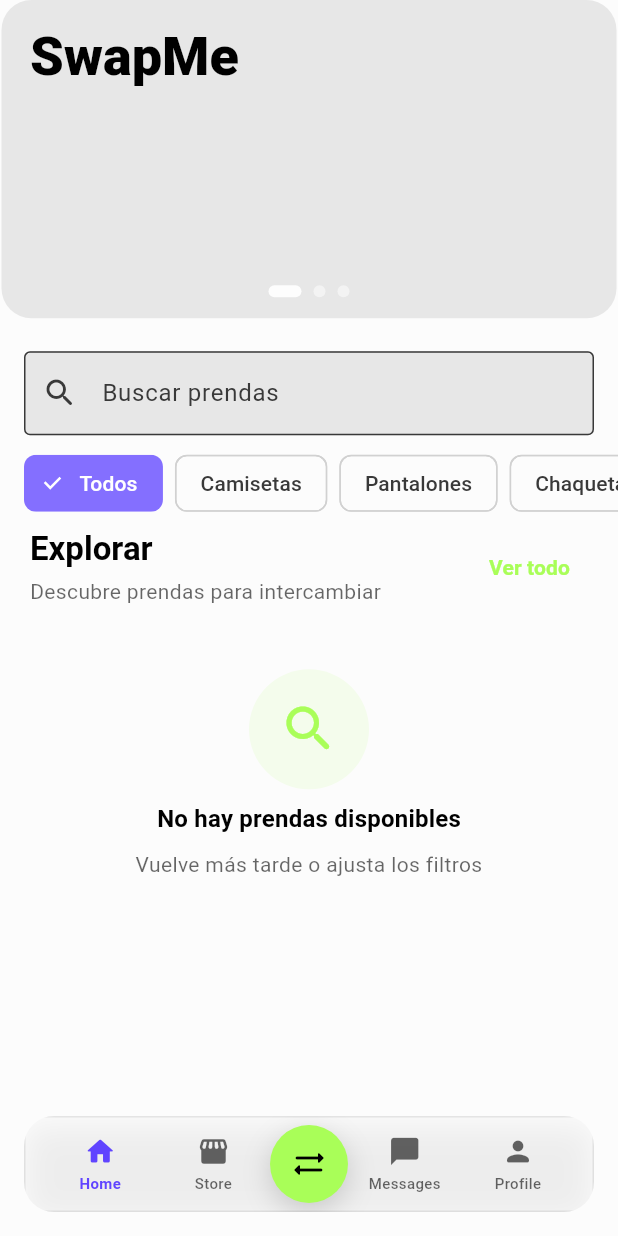
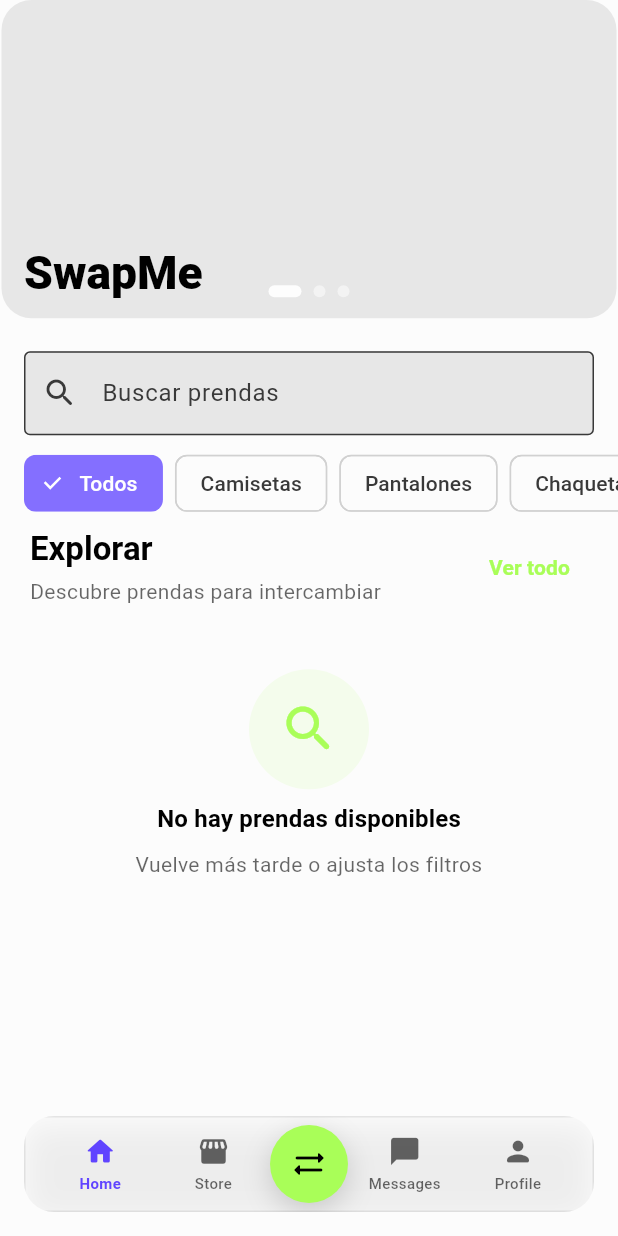
Before and after one commit to crycodex/swapme, a Flutter app: the screen it shows once a user with an empty profile is signed in, on a phone screen of 412 x 824 dp. Run offline on Flutter 3.47's test engine with Material 3 defaults, Android fonts, the phone set to English and light mode, and no system bars; our stand-ins replace camera, cloud_firestore, firebase_auth, firebase_core, firebase_storage, flex_color_scheme and 4 more; missing offline and left inert: glossy; accounts and stored records are empty.

Commit message:
Actualiza el encabezado en HomeLayout para mejorar la presentación visual
- Se modifica el SliverAppBar para incluir un título personalizado "SwapMe" con estilo mejorado.
- Se eliminan componentes innecesarios, simplificando la estructura del código y mejorando la legibilidad.
- Se ajustan propiedades del FlexibleSpaceBar para optimizar la presentación del encabezado.

```diff
--- a/lib/presentation/widgets/organisms/home/home_layout.dart
+++ b/lib/presentation/widgets/organisms/home/home_layout.dart
@@ -35,6 +35,18 @@ class HomeLayout extends GetView<HomeController> {
                         pinned: true,
                         elevation: 0,
                         flexibleSpace: FlexibleSpaceBar(
+                          centerTitle: false,
+                          expandedTitleScale: 1.4,
+                          titlePadding: const EdgeInsetsDirectional.only(
+                            start: 16,
+                            bottom: 12,
+                          ),
+                          title: Text(
+                            'SwapMe',
+                            style: theme.textTheme.titleLarge?.copyWith(
+                              fontWeight: FontWeight.w800,
+                            ),
+                          ),
                           background: _HeaderHeroCarousel(
                             theme: theme,
                             colorScheme: colorScheme,
@@ -171,34 +183,6 @@ class _MessagesPlaceholder extends StatelessWidget {
   }
 }
 
-class _HeaderCard extends StatelessWidget {
-  final ThemeData theme;
-  final ColorScheme colorScheme;
-  const _HeaderCard({required this.theme, required this.colorScheme});
-
-  @override
-  Widget build(BuildContext context) {
-    return Row(
-      mainAxisAlignment: MainAxisAlignment.spaceBetween,
-      children: [
-        Column(
-          crossAxisAlignment: CrossAxisAlignment.start,
-          children: [
-            Text(
-              'SwapMe',
-              style: theme.textTheme.displaySmall?.copyWith(
-                color: colorScheme.onPrimary,
-                fontWeight: FontWeight.w800,
-              ),
-            ),
-            const SizedBox(height: 8),
-          ],
-        ),
-      ],
-    );
-  }
-}
-
 class _HeaderHeroCarousel extends StatefulWidget {
   final ThemeData theme;
   final ColorScheme colorScheme;
@@ -241,9 +225,7 @@ class _HeaderHeroCarouselState extends State<_HeaderHeroCarousel> {
 
   @override
   Widget build(BuildContext context) {
-    final ThemeData theme = widget.theme;
     final ColorScheme colorScheme = widget.colorScheme;
-    final MediaQueryData media = widget.media;
     return Stack(
       fit: StackFit.expand,
       children: [
@@ -259,16 +241,6 @@ class _HeaderHeroCarouselState extends State<_HeaderHeroCarousel> {
               ),
             );
           },
-        ),
-        // Overlay con el saludo y tokens en la misma posición
-        Padding(
-          padding: EdgeInsets.only(
-            top: media.padding.top + 16,
-            left: 20,
-            right: 20,
-            bottom: 16,
-          ),
-          child: _HeaderCard(theme: theme, colorScheme: colorScheme),
         ),
         // Indicadores
         Positioned(
```
